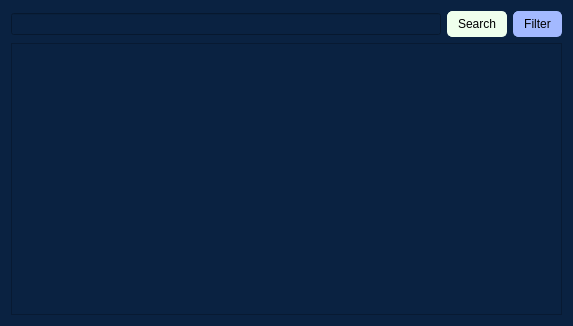
Old version of the form tableview.ui in the repository crazyrinchik/cpp_qt_project.
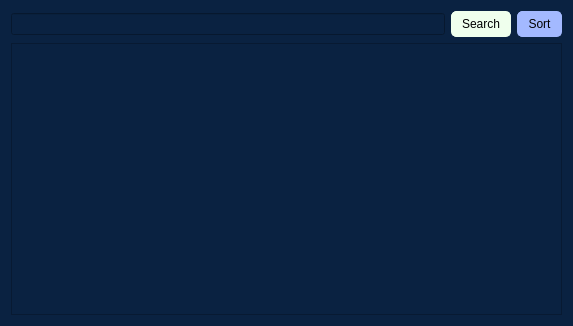
New version of the form.

Diff of the .ui file:
```diff
--- a/tableview.ui
+++ b/tableview.ui
@@ -66,7 +66,7 @@
 }</string>
        </property>
        <property name="text">
-        <string>Filter</string>
+        <string>Sort</string>
        </property>
       </widget>
      </item>
```
